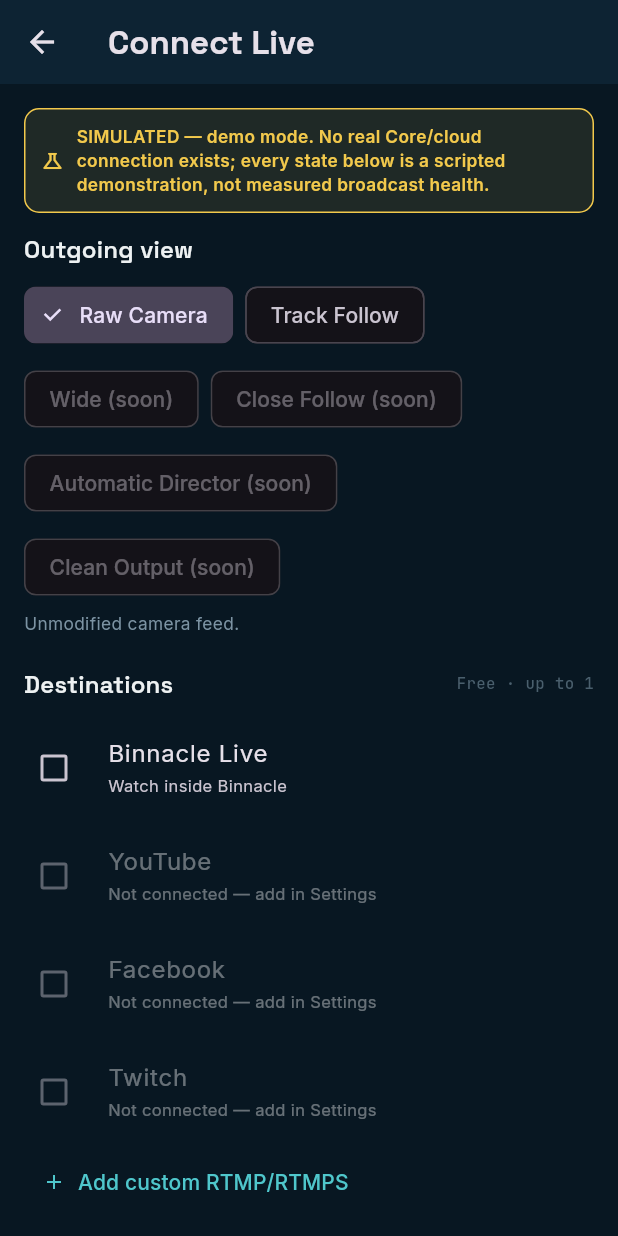
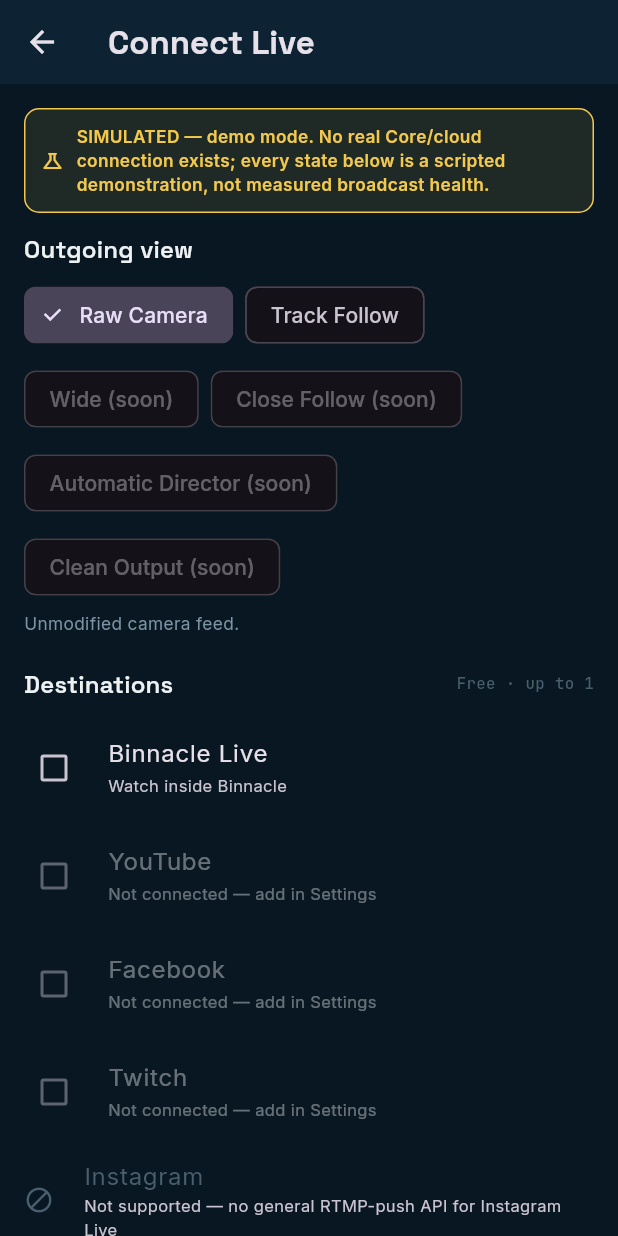
Before and after one commit to Bleebitz/binnacle-connect-app, a Flutter app: the LiveBroadcastScreen screen opened directly, on a phone screen of 412 x 824 dp. Run offline on Flutter 3.47's test engine with Material 3 defaults, Android fonts, the phone set to English and light mode, and no system bars; our stand-ins replace basic_utils, flutter_secure_storage, google_fonts, share_plus, video_player; missing offline and left inert: flutter_webrtc, mobile_scanner, pointycastle; accounts and stored records are empty.

Commit message:
feat(connect): explain Instagram Live as unsupported, not silently absent
Per BIN-38's destination list (Binnacle Live/YouTube/Facebook/Twitch/
custom RTMP), Instagram was never included. Meta has no general
third-party RTMP-push API into Instagram Live — it's gated behind an
invite-only, per-account Live Producer approval this app can't request
or grant. Rather than leave that as an unexplained omission, both the
Connected Services screen and the Connect Live destination-selection
step now show Instagram as a disabled entry with the real reason.

Co-Authored-By: Claude Sonnet 5 <noreply@anthropic.com>

```diff
--- a/flutter_app/lib/ui/screens/connected_services_screen.dart
+++ b/flutter_app/lib/ui/screens/connected_services_screen.dart
@@ -44,6 +44,33 @@ class ConnectedServicesScreen extends StatelessWidget {
                   ),
                 ),
               ),
+            // Instagram is deliberately absent from the selectable
+            // destination list, not merely unconnected — Meta does not
+            // offer a general-purpose third-party RTMP-push API into
+            // Instagram Live (unlike Facebook Live's Graph API, which
+            // does). Instagram Live ingest is limited to Meta's own
+            // first-party broadcaster tools / the invite-only Live
+            // Producer program, which requires separate Meta approval
+            // per account and is not a workflow this app can request or
+            // grant on a user's behalf. Shown here, disabled, so this is
+            // an explained limitation rather than a silent omission.
+            Material(
+              type: MaterialType.transparency,
+              child: ListTile(
+                contentPadding: const EdgeInsets.symmetric(horizontal: 4),
+                title: const Text('Instagram'),
+                subtitle: const Text(
+                  'Not supported — Instagram Live has no general '
+                  'third-party RTMP-push API; it requires Meta\'s '
+                  'invite-only Live Producer approval per account.',
+                  style: TextStyle(fontSize: 11, height: 1.4),
+                ),
+                trailing: const OutlinedButton(
+                  onPressed: null,
+                  child: Text('Unavailable'),
+                ),
+              ),
+            ),
             const Divider(height: 32),
             Row(mainAxisAlignment: MainAxisAlignment.spaceBetween, children: [
               Text('Custom RTMP/RTMPS', style: Theme.of(context).textTheme.titleMedium),
--- a/flutter_app/lib/ui/screens/live_broadcast_screen.dart
+++ b/flutter_app/lib/ui/screens/live_broadcast_screen.dart
@@ -225,6 +225,15 @@ class _SetupPanel extends StatelessWidget {
             selected: selected.contains(custom),
             onTap: () => onToggle(custom),
           ),
+        // Not a DestinationKind — permanently disabled, informational only.
+        // Meta doesn't offer a general third-party RTMP-push API into
+        // Instagram Live (see connected_services_screen.dart for the full
+        // explanation); showing it disabled here means the destination
+        // step also explains the gap instead of silently omitting it.
+        const _UnsupportedDestinationTile(
+          label: 'Instagram',
+          reason: 'Not supported — no general RTMP-push API for Instagram Live',
+        ),
         TextButton.icon(
           onPressed: onAddCustomRtmp,
           icon: const Icon(Icons.add, size: 16),
@@ -276,6 +285,29 @@ class _DestinationTile extends StatelessWidget {
         onChanged: enabled ? (_) => onTap() : null,
         title: Text(destination.label),
         subtitle: Text(subtitle, style: const TextStyle(fontSize: 11)),
+      ),
+    );
+  }
+}
+
+/// A destination that isn't selectable at all — distinct from a
+/// [_DestinationTile] with `enabled: false` (which means "connect it in
+/// Settings first"). This means "this platform is not offered," with an
+/// honest reason, not a checkbox that will work once something else is set up.
+class _UnsupportedDestinationTile extends StatelessWidget {
+  final String label;
+  final String reason;
+  const _UnsupportedDestinationTile({required this.label, required this.reason});
+
+  @override
+  Widget build(BuildContext context) {
+    return Material(
+      type: MaterialType.transparency,
+      child: ListTile(
+        contentPadding: EdgeInsets.zero,
+        leading: const Icon(Icons.block, size: 20, color: BinnacleColors.slateDim),
+        title: Text(label, style: const TextStyle(color: BinnacleColors.slateDim)),
+        subtitle: Text(reason, style: const TextStyle(fontSize: 11)),
       ),
     );
   }
```
